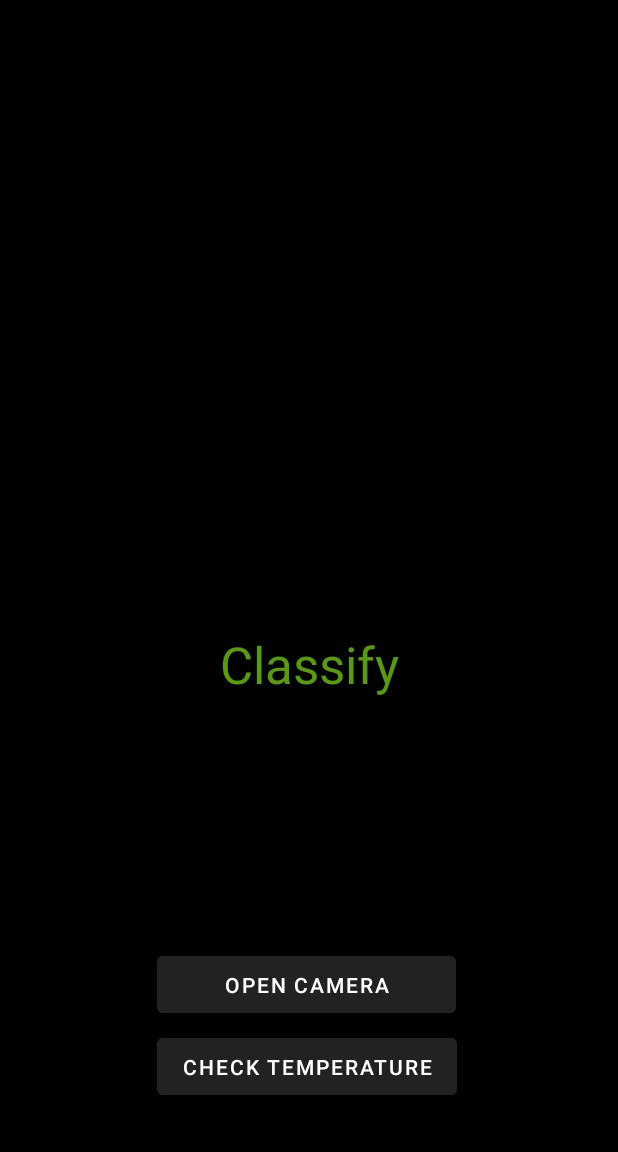
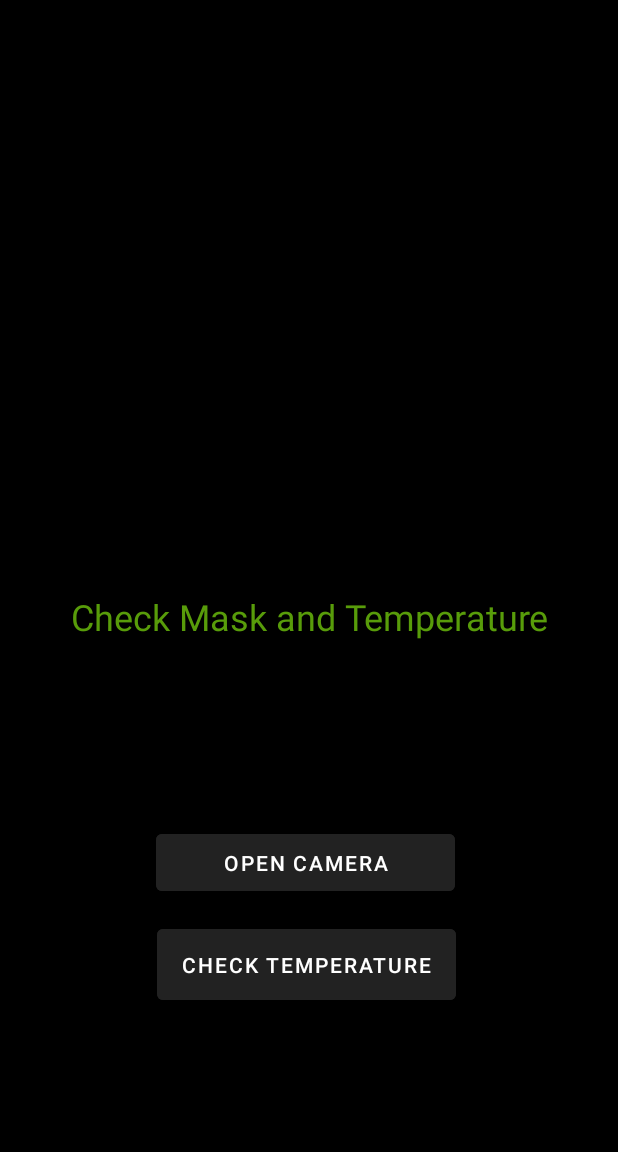
Before and after one commit to meryl-ann/IoTCamera, an Android app: the MainActivity screen opened directly, with no data from a screen before it, after a tap on "CHECK TEMPERATURE", on a phone screen of 412 x 824 dp, the part 84-1236 px from its top. Run offline under Robolectric (Android 15) with nearby library versions, the phone set to English and light mode, and no system bars; libraries missing offline, so code that uses them is left out: org.tensorflow.lite.

Commit message:
UI Updated

```diff
--- a/app/src/main/java/com/example/iotcamera/MainActivity.java
+++ b/app/src/main/java/com/example/iotcamera/MainActivity.java
@@ -105,7 +105,7 @@ public class MainActivity extends AppCompatActivity {
     }
 
     public void run (String command) {
-        String hostname = "172.20.10.3";
+        String hostname = "192.168.208.117"; //Tanmay's Phone Hotspot (change for any other network
         String username = "pi";
         String password = "raspberry";
 
--- a/app/src/main/res/layout/activity_main.xml
+++ b/app/src/main/res/layout/activity_main.xml
@@ -21,7 +21,7 @@
         app:layout_constraintEnd_toEndOf="parent"
         app:layout_constraintStart_toStartOf="parent"
         app:layout_constraintTop_toTopOf="parent"
-        app:layout_constraintVertical_bias="0.126" />
+        app:layout_constraintVertical_bias="0.065" />
 
     <TextView
         android:id="@+id/prediction"
@@ -29,20 +29,19 @@
         android:layout_height="36dp"
         android:layout_alignEnd="@+id/click_image"
         android:layout_alignBottom="@+id/click_image"
-        android:layout_marginTop="32dp"
+        android:layout_marginTop="8dp"
         android:shadowColor="#FFFFFF"
         android:textAlignment="center"
         android:textColor="#FFFFFF"
         android:textSize="20sp"
         app:layout_constraintEnd_toEndOf="parent"
-        app:layout_constraintHorizontal_bias="0.485"
         app:layout_constraintStart_toStartOf="parent"
         app:layout_constraintTop_toBottomOf="@+id/result" />
 
     <Button
         android:id="@+id/temp_button"
-        android:layout_width="200dp"
-        android:layout_height="50dp"
+        android:layout_width="199dp"
+        android:layout_height="59dp"
         android:layout_alignParentBottom="true"
         android:layout_toEndOf="@+id/camera_button"
         android:backgroundTint="#222222"
@@ -60,11 +59,11 @@
         android:layout_height="50dp"
         android:layout_alignParentStart="true"
         android:layout_alignParentBottom="true"
-        android:layout_marginTop="44dp"
+        android:layout_marginTop="16dp"
         android:backgroundTint="#222222"
         android:text="@string/open_camera"
         app:layout_constraintEnd_toEndOf="parent"
-        app:layout_constraintHorizontal_bias="0.491"
+        app:layout_constraintHorizontal_bias="0.49"
         app:layout_constraintStart_toStartOf="parent"
         app:layout_constraintTop_toBottomOf="@+id/temp_value" />
 
@@ -75,7 +74,7 @@
         android:layout_alignEnd="@+id/click_image"
         android:layout_alignBottom="@+id/click_image"
         android:layout_marginStart="33dp"
-        android:layout_marginTop="16dp"
+        android:layout_marginTop="12dp"
         android:layout_marginEnd="37dp"
         android:shadowColor="#FFFFFF"
         android:textAlignment="center"
@@ -83,7 +82,7 @@
         android:textSize="20sp"
         android:textStyle="bold"
         app:layout_constraintEnd_toEndOf="parent"
-        app:layout_constraintHorizontal_bias="0.7"
+        app:layout_constraintHorizontal_bias="1.0"
         app:layout_constraintStart_toStartOf="parent"
         app:layout_constraintTop_toBottomOf="@+id/prediction" />
 
@@ -94,10 +93,10 @@
         android:layout_alignEnd="@+id/click_image"
         android:layout_alignBottom="@+id/click_image"
         android:layout_marginTop="16dp"
-        android:text="@string/classify"
+        android:text="@string/check_mask_and_temperature"
         android:textAlignment="center"
         android:textColor="#589C0A"
-        android:textSize="34sp"
+        android:textSize="24sp"
         app:layout_constraintEnd_toEndOf="parent"
         app:layout_constraintStart_toStartOf="parent"
         app:layout_constraintTop_toBottomOf="@+id/click_image" />
--- a/app/src/main/res/values/strings.xml
+++ b/app/src/main/res/values/strings.xml
@@ -4,4 +4,5 @@
     <string name="open_camera">Open Camera</string>
     <string name="check_temperature">Check Temperature</string>
     <string name="img_thumbnail">img Thumbnail</string>
+    <string name="check_mask_and_temperature">Check Mask and Temperature</string>
 </resources>
```
